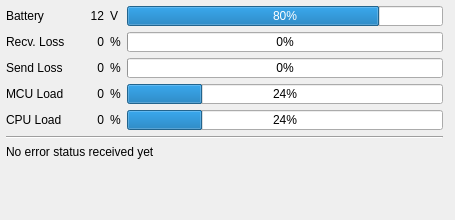
mavlink/qgroundcontrol, file src/ui/UASInfo.ui: the form before one commit.
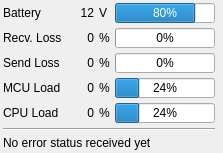
The form after the commit.

Diff of the .ui file:
```diff
--- a/src/ui/UASInfo.ui
+++ b/src/ui/UASInfo.ui
@@ -6,8 +6,8 @@
    <rect>
     <x>0</x>
     <y>0</y>
-    <width>455</width>
-    <height>220</height>
+    <width>223</width>
+    <height>138</height>
    </rect>
   </property>
   <property name="windowTitle">
@@ -16,9 +16,12 @@
   <property name="styleSheet">
    <string notr="true"/>
   </property>
-  <layout class="QGridLayout" name="gridLayout">
+  <layout class="QGridLayout" name="gridLayout" rowstretch="0,0,0,0,0,0,0,100" columnstretch="0,0,0,0,0,0,0">
    <property name="margin">
-    <number>6</number>
+    <number>3</number>
+   </property>
+   <property name="spacing">
+    <number>5</number>
    </property>
    <item row="0" column="0">
     <widget class="QLabel" name="label">
```
